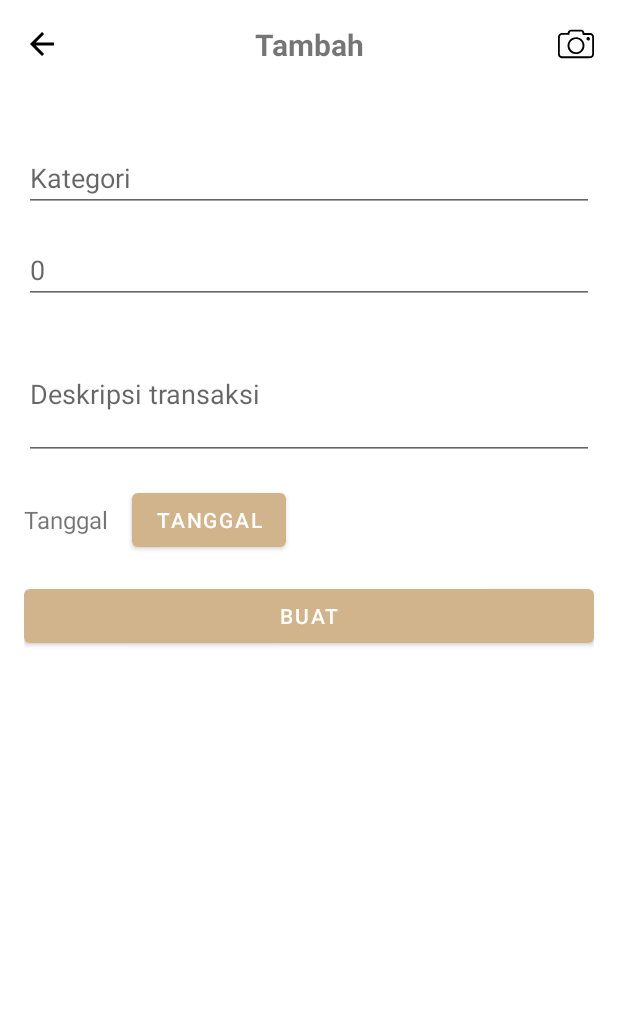
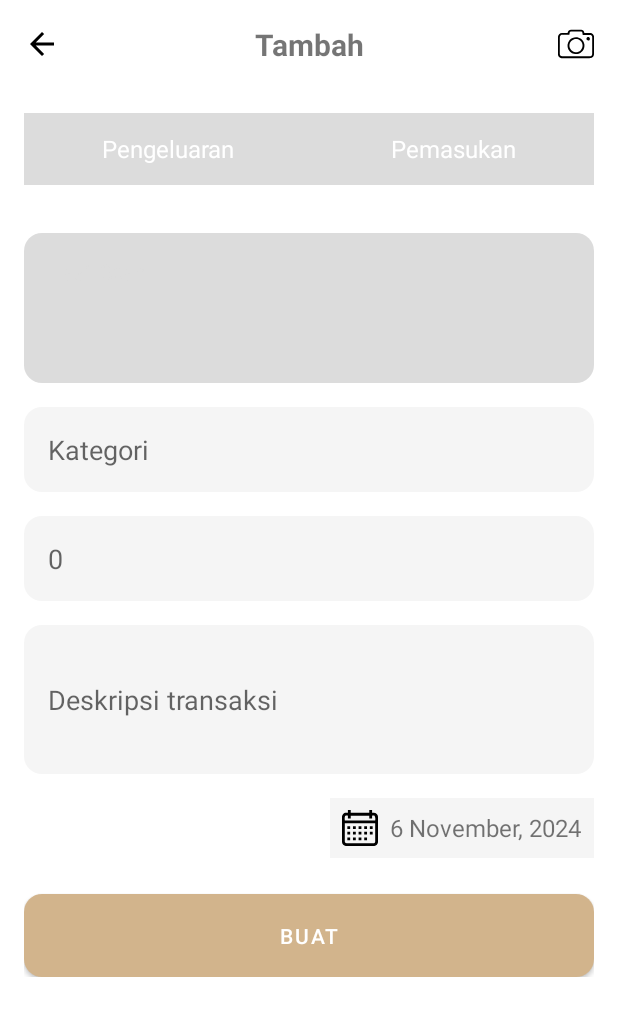
Before and after one commit to MhmdFahreza/ReNote, an Android app: the TambahCatatan screen opened through its navigation route, on a phone screen of 412 x 824 dp. Shown: the top 1016 px of the screen. Run offline under Robolectric (Android 15) with nearby library versions, the phone set to English and light mode, and no system bars; our stand-ins replace navigation-ui.

Commit message:
Layout Tambah Done

```diff
--- /dev/null
+++ b/app/src/main/res/drawable/rounded_input.xml
@@ -0,0 +1,5 @@
+<?xml version="1.0" encoding="utf-8"?>
+<shape xmlns:android="http://schemas.android.com/apk/res/android">
+    <solid android:color="@color/smokegray" />
+    <corners android:radius="12dp" />
+</shape>
--- /dev/null
+++ b/app/src/main/res/drawable/rounded_output.xml
@@ -0,0 +1,5 @@
+<?xml version="1.0" encoding="utf-8"?>
+<shape xmlns:android="http://schemas.android.com/apk/res/android">
+    <solid android:color="@color/Gainsboro" />
+    <corners android:radius="12dp" />
+</shape>
--- /dev/null
+++ b/app/src/main/res/drawable/toggle_selector.xml
@@ -0,0 +1,5 @@
+<?xml version="1.0" encoding="utf-8"?>
+<selector xmlns:android="http://schemas.android.com/apk/res/android">
+    <item android:state_checked="true" android:drawable="@color/dark_brown"/>
+    <item android:drawable="@color/Gainsboro"/>
+</selector>
--- a/app/src/main/res/layout/fragment_tambah.xml
+++ b/app/src/main/res/layout/fragment_tambah.xml
@@ -1,17 +1,21 @@
-<?xml version="1.0" encoding="utf-8"?>
-<FrameLayout xmlns:android="http://schemas.android.com/apk/res/android"
+<androidx.constraintlayout.widget.ConstraintLayout xmlns:android="http://schemas.android.com/apk/res/android"
     xmlns:tools="http://schemas.android.com/tools"
     android:layout_width="match_parent"
     android:layout_height="match_parent"
+    xmlns:app="http://schemas.android.com/apk/res-auto"
     android:background="@android:color/white"
     tools:context=".ui.catatan.TambahCatatan">
 
     <LinearLayout
-        android:layout_width="match_parent"
+        android:id="@+id/top_bar"
+        android:layout_width="0dp"
         android:layout_height="wrap_content"
         android:orientation="horizontal"
         android:gravity="center_vertical"
-        android:padding="16dp">
+        android:padding="16dp"
+        app:layout_constraintTop_toTopOf="parent"
+        app:layout_constraintStart_toStartOf="parent"
+        app:layout_constraintEnd_toEndOf="parent">
 
         <ImageView
             android:id="@+id/icon_back"
@@ -39,19 +43,79 @@
             android:layout_marginStart="16dp" />
     </LinearLayout>
 
+    <androidx.constraintlayout.widget.Barrier
+        android:id="@+id/barrier_bottom_topbar"
+        android:layout_width="0dp"
+        android:layout_height="0dp"
+        app:barrierDirection="bottom"
+        app:constraint_referenced_ids="top_bar" />
+
+
+    <RadioGroup
+        android:id="@+id/toggle_group"
+        android:layout_width="0dp"
+        android:layout_height="wrap_content"
+        android:orientation="horizontal"
+        android:gravity="center"
+        android:paddingHorizontal="16dp"
+        app:layout_constraintTop_toBottomOf="@id/barrier_bottom_topbar"
+        app:layout_constraintStart_toStartOf="parent"
+        app:layout_constraintEnd_toEndOf="parent"
+        android:layout_marginTop="16dp">
+
+        <RadioButton
+            android:id="@+id/radio_pengeluaran"
+            style="@style/ToggleButtonStyle"
+            android:text="@string/pengeluaran"
+            android:background="@drawable/toggle_selector"
+            android:button="@null"
+            android:layout_weight="1"
+            android:padding="12dp" />
+
+        <RadioButton
+            android:id="@+id/radio_pemasukan"
+            style="@style/ToggleButtonStyle"
+            android:text="@string/pemasukan"
+            android:background="@drawable/toggle_selector"
+            android:button="@null"
+            android:layout_weight="1"
+            android:padding="12dp" />
+    </RadioGroup>
+
+
+    <ScrollView
+        android:layout_width="0dp"
+        android:layout_height="0dp"
+        app:layout_constraintTop_toBottomOf="@id/toggle_group"
+        app:layout_constraintStart_toStartOf="parent"
+        app:layout_constraintEnd_toEndOf="parent"
+        app:layout_constraintBottom_toBottomOf="parent"
+        android:layout_marginTop="16dp">
+
         <LinearLayout
             android:layout_width="match_parent"
             android:layout_height="wrap_content"
             android:orientation="vertical"
+            android:padding="16dp">
+
+            <TextView
+                android:id="@+id/text_scan_result"
+                android:layout_width="match_parent"
+                android:layout_height="100dp"
+                android:background="@drawable/rounded_output"
+                android:hint="@string/hasil_scan"
                 android:padding="16dp"
-        android:layout_marginTop="80dp">
+                android:gravity="top|start"
+                android:textColorHint="@color/Gainsboro"
+                android:layout_marginBottom="16dp" />
 
             <EditText
                 android:id="@+id/input_category"
                 android:layout_width="match_parent"
                 android:layout_height="wrap_content"
                 android:hint="@string/kategori"
-            android:inputType="text"
+                android:background="@drawable/rounded_input"
+                android:padding="16dp"
                 android:layout_marginBottom="16dp" />
 
             <EditText
@@ -60,6 +124,8 @@
                 android:layout_height="wrap_content"
                 android:hint="@string/jumlah_catatan"
                 android:inputType="number"
+                android:background="@drawable/rounded_input"
+                android:padding="16dp"
                 android:layout_marginBottom="16dp" />
 
             <EditText
@@ -69,33 +135,47 @@
                 android:hint="@string/deskripsi_transaksi"
                 android:inputType="textMultiLine"
                 android:minLines="3"
+                android:background="@drawable/rounded_input"
+                android:padding="16dp"
                 android:layout_marginBottom="16dp" />
 
             <LinearLayout
-            android:layout_width="match_parent"
+                android:layout_width="wrap_content"
                 android:layout_height="wrap_content"
                 android:orientation="horizontal"
                 android:gravity="center_vertical"
-            android:layout_marginBottom="16dp">
+                android:layout_gravity="end"
+                android:padding="8dp"
+                android:layout_marginBottom="16dp"
+                android:background="@color/smokegray">
+
+                <ImageView
+                    android:layout_width="24dp"
+                    android:layout_height="24dp"
+                    android:src="@drawable/ic_calendar"
+                    android:contentDescription="@string/icon_calendar" />
 
                 <TextView
+                    android:id="@+id/text_date"
                     android:layout_width="wrap_content"
                     android:layout_height="wrap_content"
                     android:text="@string/tanggal"
-                android:textSize="16sp" />
+                    android:textSize="16sp"
+                    android:layout_marginStart="8dp" />
+            </LinearLayout>
 
-            <Button
-                android:id="@+id/button_pick_date"
-                android:layout_width="wrap_content"
-                android:layout_height="wrap_content"
-                android:text="@string/tanggal"
-                android:layout_marginStart="16dp" />
-        </LinearLayout>
+
+
 
             <Button
                 android:id="@+id/button_create"
                 android:layout_width="match_parent"
                 android:layout_height="wrap_content"
-            android:text="@string/buat" />
+                android:text="@string/buat"
+                android:background="@drawable/rounded_background"
+                android:textColor="@android:color/white"
+                android:paddingVertical="12dp"
+                android:layout_marginTop="8dp"/>
         </LinearLayout>
-</FrameLayout>
+    </ScrollView>
+</androidx.constraintlayout.widget.ConstraintLayout>
--- a/app/src/main/res/values/colors.xml
+++ b/app/src/main/res/values/colors.xml
@@ -8,5 +8,6 @@
     <color name="light_cream">#F5F5DC</color>
     <color name="ivory">#F0F0F0</color>
     <color name="soft_brown_background">#FAF0E6</color>
-
+    <color name="Gainsboro">#dcdcdc</color>
+    <color name="smokegray">#F5F5F5</color>
 </resources>
--- a/app/src/main/res/values/strings.xml
+++ b/app/src/main/res/values/strings.xml
@@ -18,5 +18,8 @@
     <string name="camera_icon">Ikon Camera</string>
     <string name="back_icon">Ikon kembali</string>
     <string name="buat">Buat</string>
-    <string name="tanggal">Tanggal</string>
+    <string name="tanggal">6 November, 2024</string>
+    <string name="hasil_scan">Hasil Scan</string>
+    <string name="pengeluaran">Pengeluaran</string>
+    <string name="pemasukan">Pemasukan</string>
 </resources>
--- /dev/null
+++ b/app/src/main/res/values/style.xml
@@ -0,0 +1,8 @@
+<?xml version="1.0" encoding="utf-8"?>
+<resources>
+    <style name="ToggleButtonStyle">
+        <item name="android:textColor">@android:color/white</item>
+        <item name="android:textSize">16sp</item>
+        <item name="android:gravity">center</item>
+    </style>
+</resources>
```
Lines whose indentation alone changed are shown as unchanged.
